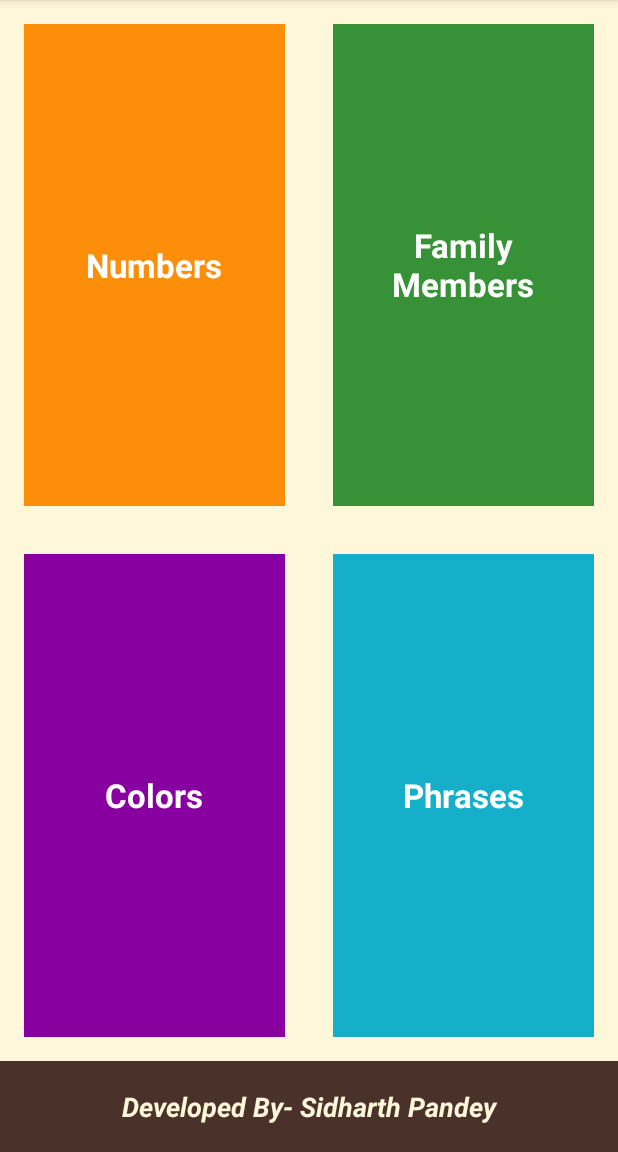
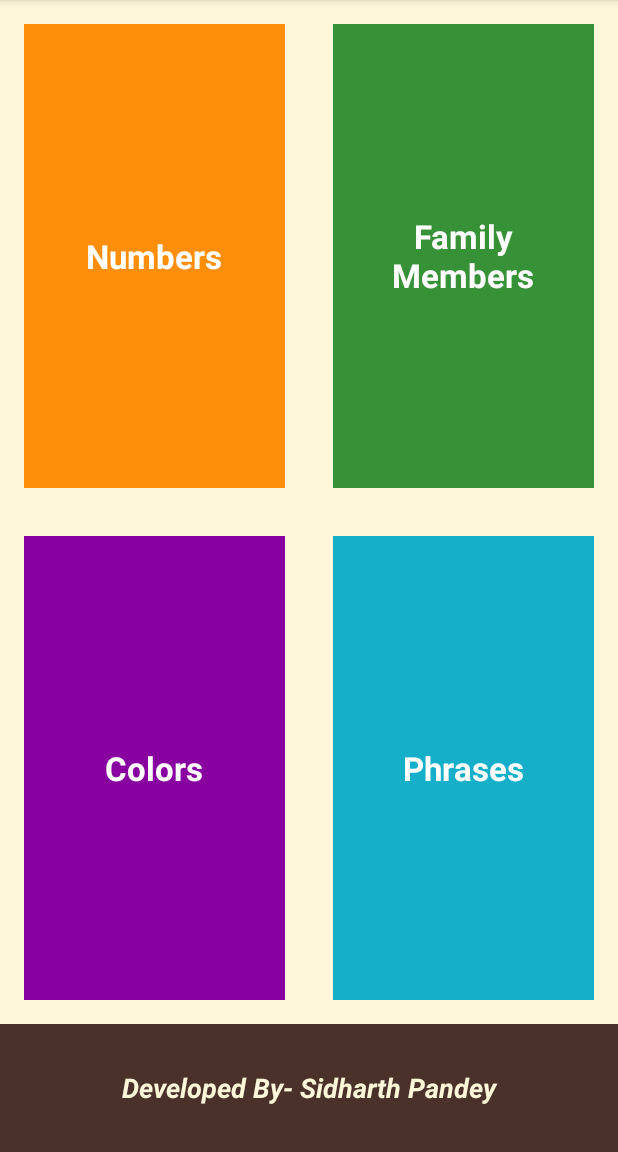
Before and after one commit to SidP919/ABND-Extra-Project-02-MiwokToEnglishDictionaryApp, an Android app: the screen it shows after launch (MainActivity), on a phone screen of 412 x 824 dp, the part 84-1236 px from its top. Run offline under Robolectric (Android 15) with nearby library versions, the phone set to English and light mode, and no system bars.

Commit message:
Made some extra changes for better UX.

```diff
--- a/app/src/main/res/layout-land/activity_main.xml
+++ b/app/src/main/res/layout-land/activity_main.xml
@@ -13,23 +13,23 @@
         android:layout_weight="1">
 
         <FrameLayout
-            style="@style/FrameLayoutStyle"
+            style="@style/FrameLayoutStyleLANDSCAPE"
             android:background="@color/category_numbers">
 
             <TextView
                 android:id="@+id/numbers"
-                style="@style/CategoryStyle"
+                style="@style/CategoryStyleLANDSCAPE"
                 android:background="?android:attr/selectableItemBackground"
                 android:text="@string/category_numbers" />
         </FrameLayout>
 
         <FrameLayout
-            style="@style/FrameLayoutStyle"
+            style="@style/FrameLayoutStyleLANDSCAPE"
             android:background="@color/category_family">
 
             <TextView
                 android:id="@+id/family"
-                style="@style/CategoryStyle"
+                style="@style/CategoryStyleLANDSCAPE"
                 android:background="?android:selectableItemBackground"
                 android:text="@string/category_family" />
         </FrameLayout>
@@ -55,23 +55,23 @@
         android:layout_weight="1">
 
         <FrameLayout
-            style="@style/FrameLayoutStyle"
+            style="@style/FrameLayoutStyleLANDSCAPE"
             android:background="@color/category_colors">
 
             <TextView
                 android:id="@+id/colors"
-                style="@style/CategoryStyle"
+                style="@style/CategoryStyleLANDSCAPE"
                 android:background="?android:selectableItemBackground"
                 android:text="@string/category_colors" />
         </FrameLayout>
 
         <FrameLayout
-            style="@style/FrameLayoutStyle"
+            style="@style/FrameLayoutStyleLANDSCAPE"
             android:background="@color/category_phrases">
 
             <TextView
                 android:id="@+id/phrases"
-                style="@style/CategoryStyle"
+                style="@style/CategoryStyleLANDSCAPE"
                 android:background="?android:selectableItemBackground"
                 android:text="@string/category_phrases" />
         </FrameLayout>
@@ -79,14 +79,14 @@
 
     <FrameLayout
         android:layout_width="match_parent"
-        android:layout_height="wrap_content"
-        android:layout_weight=".1"
+        android:layout_height="0dp"
+        android:layout_weight=".35"
         android:background="@color/primary_color">
 
         <TextView
             android:id="@+id/MainActivity_TextView_Developer"
             android:layout_width="match_parent"
-            android:layout_height="wrap_content"
+            android:layout_height="match_parent"
             android:layout_gravity="center"
             android:background="?android:selectableItemBackground"
             android:gravity="center"
--- a/app/src/main/res/layout/activity_main.xml
+++ b/app/src/main/res/layout/activity_main.xml
@@ -79,8 +79,8 @@
 
     <FrameLayout
         android:layout_width="match_parent"
-        android:layout_height="wrap_content"
-        android:layout_weight=".1"
+        android:layout_height="0dp"
+        android:layout_weight=".25"
         android:background="@color/primary_color">
 
         <TextView
--- a/app/src/main/res/values/styles.xml
+++ b/app/src/main/res/values/styles.xml
@@ -32,12 +32,9 @@
 
     <!-- LANDSCAPE Style for a category of vocabulary words -->
     <style name="CategoryStyleLANDSCAPE">
-        <item name="android:layout_width">0dp</item>
-        <item name="android:layout_weight">1</item>
+        <item name="android:layout_width">match_parent</item>
         <item name="android:layout_height">match_parent</item>
         <item name="android:gravity">center</item>
-        <item name="android:padding">4dp</item>
-        <item name="android:layout_margin">16dp</item>
         <item name="android:textColor">@android:color/white</item>
         <item name="android:textStyle">bold</item>
         <item name="android:textAppearance">?android:textAppearanceMedium</item>
```
